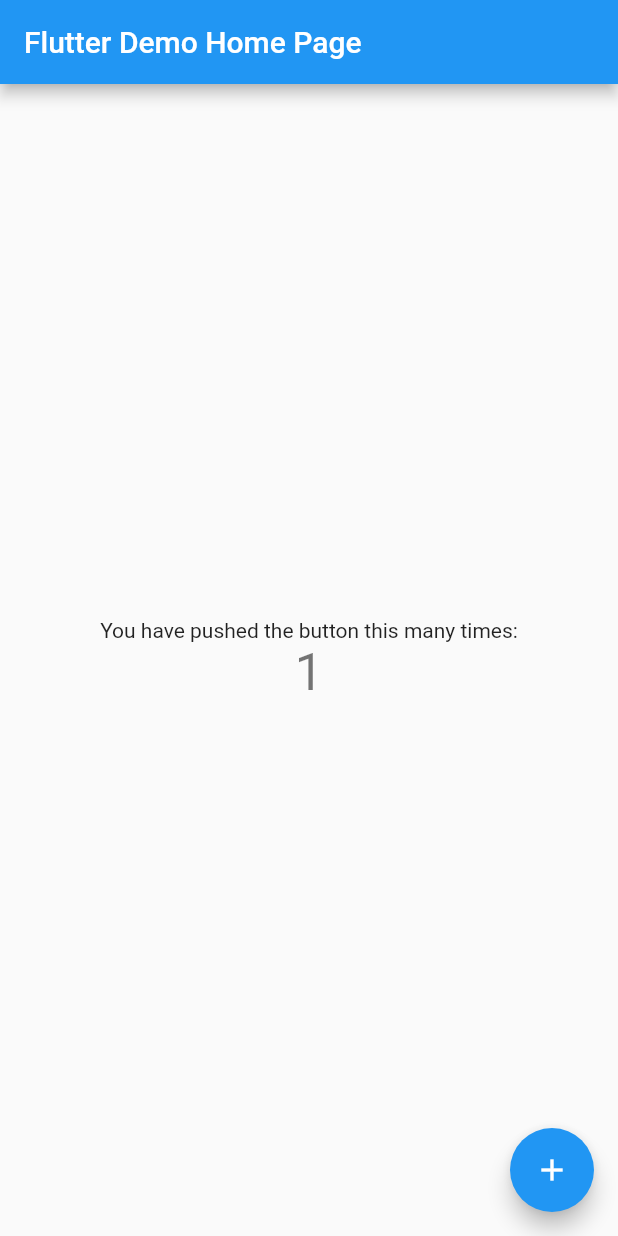
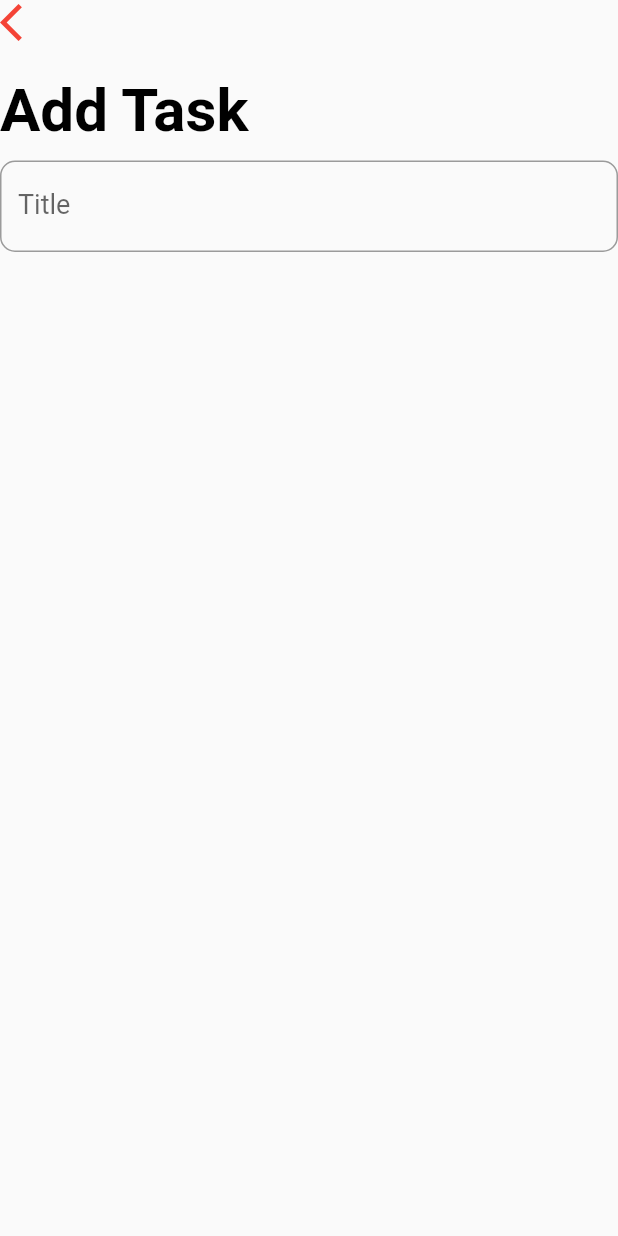
Before and after one commit to poonnakarn/flutter-sqflite, a Flutter app: the screen it shows after launch, after a tap on the "add" icon, on a phone screen of 412 x 824 dp. Run offline on Flutter 3.47's test engine with Material 2 defaults, Android fonts, the phone set to English and light mode, and no system bars.

Commit message:
Changing interface

```diff
--- a/lib/main.dart
+++ b/lib/main.dart
@@ -1,4 +1,5 @@
 import 'package:flutter/material.dart';
+import 'package:flutter_sqflite/screens/todo_list_screen.dart';
 
 void main() => runApp(MyApp());
 
@@ -7,105 +8,12 @@ class MyApp extends StatelessWidget {
   @override
   Widget build(BuildContext context) {
     return MaterialApp(
-      title: 'Flutter Demo',
+      title: 'Flutter Todo List',
+      debugShowCheckedModeBanner: false,
       theme: ThemeData(
-        // This is the theme of your application.
-        //
-        // Try running your application with "flutter run". You'll see the
-        // application has a blue toolbar. Then, without quitting the app, try
-        // changing the primarySwatch below to Colors.green and then invoke
-        // "hot reload" (press "r" in the console where you ran "flutter run",
-        // or simply save your changes to "hot reload" in a Flutter IDE).
-        // Notice that the counter didn't reset back to zero; the application
-        // is not restarted.
-        primarySwatch: Colors.blue,
+        primarySwatch: Colors.red,
       ),
-      home: MyHomePage(title: 'Flutter Demo Home Page'),
+      home: TodoListScreen(),
     );
   }
 }
-
-class MyHomePage extends StatefulWidget {
-  MyHomePage({Key key, this.title}) : super(key: key);
-
-  // This widget is the home page of your application. It is stateful, meaning
-  // that it has a State object (defined below) that contains fields that affect
-  // how it looks.
-
-  // This class is the configuration for the state. It holds the values (in this
-  // case the title) provided by the parent (in this case the App widget) and
-  // used by the build method of the State. Fields in a Widget subclass are
-  // always marked "final".
-
-  final String title;
-
-  @override
-  _MyHomePageState createState() => _MyHomePageState();
-}
-
-class _MyHomePageState extends State<MyHomePage> {
-  int _counter = 0;
-
-  void _incrementCounter() {
-    setState(() {
-      // This call to setState tells the Flutter framework that something has
-      // changed in this State, which causes it to rerun the build method below
-      // so that the display can reflect the updated values. If we changed
-      // _counter without calling setState(), then the build method would not be
-      // called again, and so nothing would appear to happen.
-      _counter++;
-    });
-  }
-
-  @override
-  Widget build(BuildContext context) {
-    // This method is rerun every time setState is called, for instance as done
-    // by the _incrementCounter method above.
-    //
-    // The Flutter framework has been optimized to make rerunning build methods
-    // fast, so that you can just rebuild anything that needs updating rather
-    // than having to individually change instances of widgets.
-    return Scaffold(
-      appBar: AppBar(
-        // Here we take the value from the MyHomePage object that was created by
-        // the App.build method, and use it to set our appbar title.
-        title: Text(widget.title),
-      ),
-      body: Center(
-        // Center is a layout widget. It takes a single child and positions it
-        // in the middle of the parent.
-        child: Column(
-          // Column is also a layout widget. It takes a list of children and
-          // arranges them vertically. By default, it sizes itself to fit its
-          // children horizontally, and tries to be as tall as its parent.
-          //
-          // Invoke "debug painting" (press "p" in the console, choose the
-          // "Toggle Debug Paint" action from the Flutter Inspector in Android
-          // Studio, or the "Toggle Debug Paint" command in Visual Studio Code)
-          // to see the wireframe for each widget.
-          //
-          // Column has various properties to control how it sizes itself and
-          // how it positions its children. Here we use mainAxisAlignment to
-          // center the children vertically; the main axis here is the vertical
-          // axis because Columns are vertical (the cross axis would be
-          // horizontal).
-          mainAxisAlignment: MainAxisAlignment.center,
-          children: <Widget>[
-            Text(
-              'You have pushed the button this many times:',
-            ),
-            Text(
-              '$_counter',
-              style: Theme.of(context).textTheme.display1,
-            ),
-          ],
-        ),
-      ),
-      floatingActionButton: FloatingActionButton(
-        onPressed: _incrementCounter,
-        tooltip: 'Increment',
-        child: Icon(Icons.add),
-      ), // This trailing comma makes auto-formatting nicer for build methods.
-    );
-  }
-}
--- /dev/null
+++ b/lib/screens/add_task_screen.dart
@@ -0,0 +1,63 @@
+import 'package:flutter/material.dart';
+
+class AddTaskScreen extends StatefulWidget {
+  @override
+  _AddTaskScreenState createState() => _AddTaskScreenState();
+}
+
+class _AddTaskScreenState extends State<AddTaskScreen> {
+  final _formKey = GlobalKey<FormState>();
+  String _title = '';
+  String _priority;
+  DateTime _date = DateTime.now();
+
+  @override
+  Widget build(BuildContext context) {
+    return Scaffold(
+      body: Column(
+        crossAxisAlignment: CrossAxisAlignment.start,
+        children: <Widget>[
+          GestureDetector(
+            onTap: () => Navigator.pop(context),
+            child: Icon(
+              Icons.arrow_back_ios,
+              size: 30.0,
+              color: Theme.of(context).primaryColor,
+            ),
+          ),
+          SizedBox(
+            height: 20.0,
+          ),
+          Text(
+            'Add Task',
+            style: TextStyle(
+              fontSize: 40.0,
+              fontWeight: FontWeight.bold,
+              color: Colors.black,
+            ),
+          ),
+          SizedBox(
+            height: 10.0,
+          ),
+          Form(
+            key: _formKey,
+            child: Column(
+              children: <Widget>[
+                TextFormField(
+                  style: TextStyle(fontSize: 18.0),
+                  decoration: InputDecoration(
+                    labelText: 'Title',
+                    labelStyle: TextStyle(fontSize: 18.0),
+                    border: OutlineInputBorder(
+                      borderRadius: BorderRadius.circular(10.0),
+                    ),
+                  ),
+                )
+              ],
+            ),
+          ),
+        ],
+      ),
+    );
+  }
+}
--- /dev/null
+++ b/lib/screens/todo_list_screen.dart
@@ -0,0 +1,82 @@
+import 'package:flutter/material.dart';
+import 'add_task_screen.dart';
+
+class TodoListScreen extends StatefulWidget {
+  @override
+  _TodoListScreenState createState() => _TodoListScreenState();
+}
+
+class _TodoListScreenState extends State<TodoListScreen> {
+  Widget _buildTask(int index) {
+    return Padding(
+      padding: EdgeInsets.symmetric(horizontal: 25.0),
+      child: Column(
+        children: <Widget>[
+          ListTile(
+            title: Text('Task title'),
+            subtitle: Text('October 2,2019 • High'),
+            trailing: Checkbox(
+              value: true,
+              onChanged: (value) {
+                print(value);
+              },
+              activeColor: Theme.of(context).primaryColor,
+            ),
+          ),
+          Divider(),
+        ],
+      ),
+    );
+  }
+
+  @override
+  Widget build(BuildContext context) {
+    return Scaffold(
+        floatingActionButton: FloatingActionButton(
+          backgroundColor: Theme.of(context).primaryColor,
+          child: Icon(Icons.add),
+          onPressed: () => Navigator.push(
+            context,
+            MaterialPageRoute(
+              builder: (_) => AddTaskScreen(),
+            ),
+          ),
+        ),
+        body: ListView.builder(
+            padding: EdgeInsets.symmetric(vertical: 80.0),
+            itemCount: 10,
+            itemBuilder: (context, index) {
+              if (index == 0) {
+                return Padding(
+                  padding:
+                      EdgeInsets.symmetric(horizontal: 40.0, vertical: 20.0),
+                  child: Column(
+                    crossAxisAlignment: CrossAxisAlignment.start,
+                    children: <Widget>[
+                      Text(
+                        'My Tasks',
+                        style: TextStyle(
+                          color: Colors.black,
+                          fontSize: 40.0,
+                          fontWeight: FontWeight.bold,
+                        ),
+                      ),
+                      SizedBox(
+                        height: 10.0,
+                      ),
+                      Text(
+                        '1 of 10',
+                        style: TextStyle(
+                          color: Colors.grey,
+                          fontSize: 20.0,
+                          fontWeight: FontWeight.w600,
+                        ),
+                      ),
+                    ],
+                  ),
+                );
+              }
+              return _buildTask(index);
+            }));
+  }
+}
```
